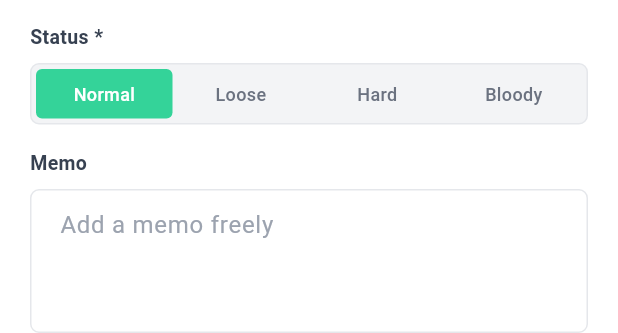
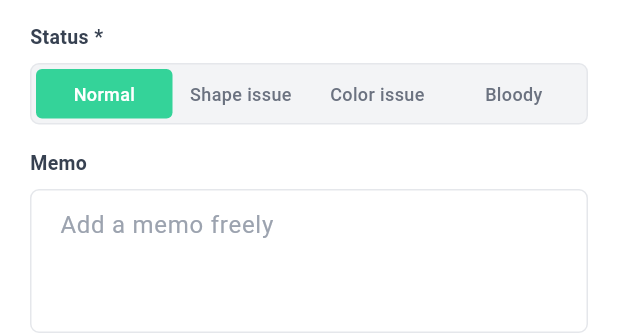
Before and after one commit to trylord0-bot/sumtan, a Flutter app: the PoopForm widget shown alone on an empty page, opened directly, on a phone screen of 412 x 824 dp. Shown: the part 348-681 px from the top of the screen. Run offline on Flutter 3.47's test engine with Material 3 defaults, Android fonts, the phone set to English and light mode, and no system bars; our stand-ins replace file_picker, flutter_image_compress, flutter_local_notifications, flutter_riverpod, flutter_secure_storage, flutter_timezone and 12 more; missing offline and left inert: encrypt, freerasp, video_compress; accounts and stored records are empty; Roboto replaces fonts that are missing (Pretendard).

Commit message:
배변 상세 카테고리 변경

```diff
--- a/sumtan_app/lib/app/l10n/app_ar.arb
+++ b/sumtan_app/lib/app/l10n/app_ar.arb
@@ -218,8 +218,8 @@
   "dyspnea": "صعوبة في التنفس",
   "seizure": "تشنج",
   "normal": "طبيعي",
-  "loose": "رخو",
-  "hard": "صلب",
+  "loose": "مشكلة في الشكل",
+  "hard": "مشكلة في اللون",
   "bloodInStool": "دم في البراز",
   "cough": "سعال",
   "lethargy": "خمول",
--- a/sumtan_app/lib/app/l10n/app_de.arb
+++ b/sumtan_app/lib/app/l10n/app_de.arb
@@ -218,8 +218,8 @@
   "dyspnea": "Atemnot",
   "seizure": "Krampfanfall",
   "normal": "Normal",
-  "loose": "Weich",
-  "hard": "Hart",
+  "loose": "Form auffällig",
+  "hard": "Farbe auffällig",
   "bloodInStool": "Blut im Kot",
   "cough": "Husten",
   "lethargy": "Lethargie",
--- a/sumtan_app/lib/app/l10n/app_en.arb
+++ b/sumtan_app/lib/app/l10n/app_en.arb
@@ -912,13 +912,13 @@
   "@normal": {
     "description": "Normal label"
   },
-  "loose": "Loose",
+  "loose": "Shape issue",
   "@loose": {
-    "description": "Loose label"
-  },
-  "hard": "Hard",
+    "description": "Abnormal stool shape label"
+  },
+  "hard": "Color issue",
   "@hard": {
-    "description": "Hard label"
+    "description": "Abnormal stool color label"
   },
   "bloodInStool": "Blood in stool",
   "@bloodInStool": {
--- a/sumtan_app/lib/app/l10n/app_es.arb
+++ b/sumtan_app/lib/app/l10n/app_es.arb
@@ -218,8 +218,8 @@
   "dyspnea": "Dificultad para respirar",
   "seizure": "Convulsión/Ataque",
   "normal": "Normal",
-  "loose": "Blando",
-  "hard": "Duro",
+  "loose": "Forma anormal",
+  "hard": "Color anormal",
   "bloodInStool": "Sangre en heces",
   "cough": "Tos",
   "lethargy": "Letargo",
--- a/sumtan_app/lib/app/l10n/app_fr.arb
+++ b/sumtan_app/lib/app/l10n/app_fr.arb
@@ -218,8 +218,8 @@
   "dyspnea": "Difficulté à respirer",
   "seizure": "Convulsion/Crise",
   "normal": "Normal",
-  "loose": "Mou",
-  "hard": "Dur",
+  "loose": "Forme anormale",
+  "hard": "Couleur anormale",
   "bloodInStool": "Sang dans les selles",
   "cough": "Toux",
   "lethargy": "Léthargie",
--- a/sumtan_app/lib/app/l10n/app_ja.arb
+++ b/sumtan_app/lib/app/l10n/app_ja.arb
@@ -218,8 +218,8 @@
   "dyspnea": "呼吸困難",
   "seizure": "けいれん/発作",
   "normal": "普通",
-  "loose": "軟便",
-  "hard": "硬い",
+  "loose": "形の異常",
+  "hard": "色の異常",
   "bloodInStool": "血便",
   "cough": "咳",
   "lethargy": "無気力",
--- a/sumtan_app/lib/app/l10n/app_ko.arb
+++ b/sumtan_app/lib/app/l10n/app_ko.arb
@@ -218,8 +218,8 @@
   "dyspnea": "호흡곤란",
   "seizure": "경련/발작",
   "normal": "정상",
-  "loose": "묽음",
-  "hard": "딱딱함",
+  "loose": "모양 이상",
+  "hard": "색 이상",
   "bloodInStool": "혈변",
   "cough": "기침",
   "lethargy": "무기력",
--- a/sumtan_app/lib/app/l10n/app_pt.arb
+++ b/sumtan_app/lib/app/l10n/app_pt.arb
@@ -218,8 +218,8 @@
   "dyspnea": "Dificuldade para respirar",
   "seizure": "Convulsão",
   "normal": "Normal",
-  "loose": "Mole",
-  "hard": "Duro",
+  "loose": "Forma anormal",
+  "hard": "Cor anormal",
   "bloodInStool": "Sangue nas fezes",
   "cough": "Tosse",
   "lethargy": "Letargia",
--- a/sumtan_app/lib/app/l10n/app_zh.arb
+++ b/sumtan_app/lib/app/l10n/app_zh.arb
@@ -218,8 +218,8 @@
   "dyspnea": "呼吸困难",
   "seizure": "抽搐/癫痫",
   "normal": "正常",
-  "loose": "软便",
-  "hard": "干硬",
+  "loose": "形状异常",
+  "hard": "颜色异常",
   "bloodInStool": "便血",
   "cough": "咳嗽",
   "lethargy": "精神不振",
--- a/sumtan_app/lib/app/l10n/app_zh_CN.arb
+++ b/sumtan_app/lib/app/l10n/app_zh_CN.arb
@@ -218,8 +218,8 @@
   "dyspnea": "呼吸困难",
   "seizure": "抽搐/癫痫",
   "normal": "正常",
-  "loose": "软便",
-  "hard": "干硬",
+  "loose": "形状异常",
+  "hard": "颜色异常",
   "bloodInStool": "便血",
   "cough": "咳嗽",
   "lethargy": "精神不振",
--- a/sumtan_app/lib/app/l10n/app_zh_TW.arb
+++ b/sumtan_app/lib/app/l10n/app_zh_TW.arb
@@ -218,8 +218,8 @@
   "dyspnea": "呼吸困難",
   "seizure": "癲癇/抽搐",
   "normal": "正常",
-  "loose": "軟便",
-  "hard": "硬便",
+  "loose": "形狀異常",
+  "hard": "顏色異常",
   "bloodInStool": "血便",
   "cough": "咳嗽",
   "lethargy": "精神不濟",
--- a/sumtan_app/lib/features/record/presentation/forms/poop_form.dart
+++ b/sumtan_app/lib/features/record/presentation/forms/poop_form.dart
@@ -82,7 +82,7 @@ class _PoopFormState extends ConsumerState<PoopForm> {
         const SizedBox(height: AppSpacing.space4),
         FormSegmentRow(
           label: l10n.poopStatus,
-          options: const ['정상', '묽음', '딱딱함', '혈변'],
+          options: const ['정상', '형태이상', '색상이상', '혈변'],
           optionLabels: [l10n.normal, l10n.loose, l10n.hard, l10n.bloody],
           selected: _status,
           onChanged: (v) => setState(() => _status = v),
--- a/sumtan_app/lib/features/record/presentation/record_subtitle_builder.dart
+++ b/sumtan_app/lib/features/record/presentation/record_subtitle_builder.dart
@@ -157,6 +157,8 @@ String _localizedRecordValue(AppLocalizations l10n, Object? raw) {
     '소변' => l10n.urine,
     '구토' => l10n.vomiting,
     '정상' => l10n.normal,
+    '형태이상' => l10n.loose,
+    '색상이상' => l10n.hard,
     '묽음' => l10n.loose,
     '딱딱함' => l10n.hard,
     '혈변' => l10n.bloodInStool,
```
Also changed, not shown: sumtan_app/lib/features/record/presentation/record_edit_sheet.dart (+12 -2 lines), sumtan_app/lib/app/l10n/generated/app_localizations.dart, sumtan_app/lib/app/l10n/generated/app_localizations_ar.dart, sumtan_app/lib/app/l10n/generated/app_localizations_de.dart, sumtan_app/lib/app/l10n/generated/app_localizations_en.dart, sumtan_app/lib/app/l10n/generated/app_localizations_es.dart, sumtan_app/lib/app/l10n/generated/app_localizations_fr.dart, sumtan_app/lib/app/l10n/generated/app_localizations_ja.dart, sumtan_app/lib/app/l10n/generated/app_localizations_ko.dart, sumtan_app/lib/app/l10n/generated/app_localizations_pt.dart, sumtan_app/lib/app/l10n/generated/app_localizations_zh.dart.
